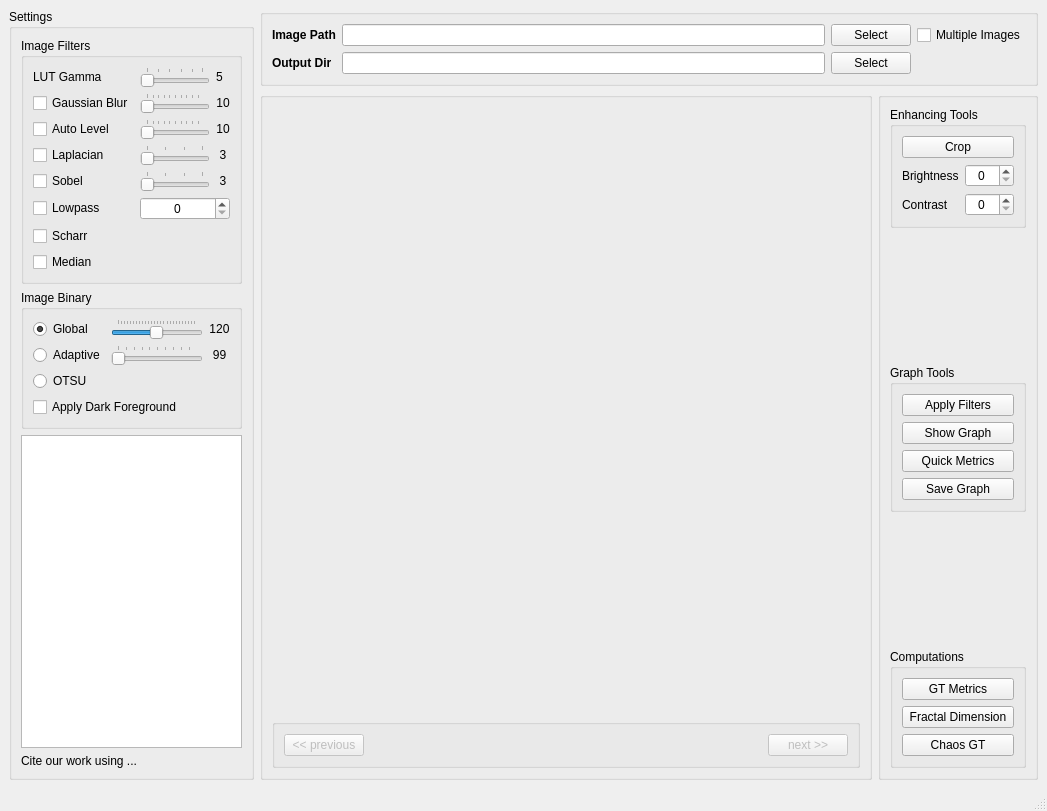
First picture: the form in src/chaosgt/apps/gui.ui, repository owuordickson/structural-gt, before the edit.
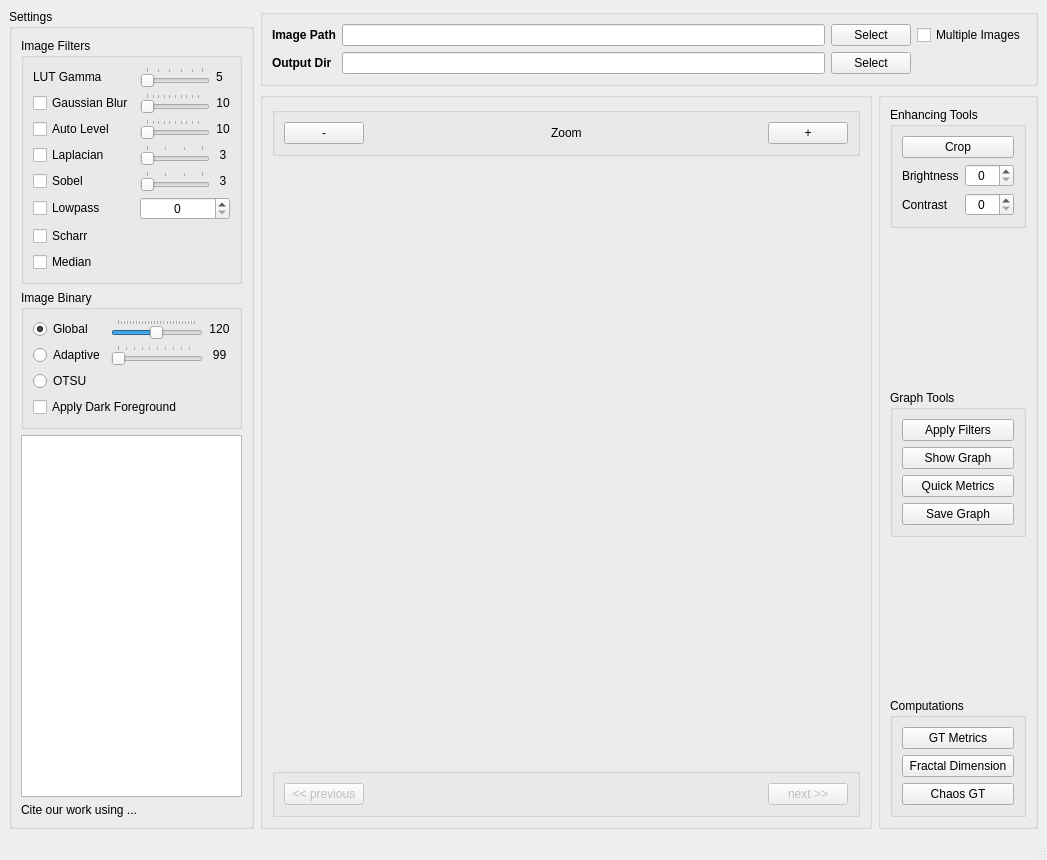
Second picture: the form after the edit.

Commit message: qt6 design: zooming

```diff
--- a/src/chaosgt/apps/gui.ui
+++ b/src/chaosgt/apps/gui.ui
@@ -8,7 +8,7 @@
     <x>0</x>
     <y>0</y>
     <width>1047</width>
-    <height>811</height>
+    <height>860</height>
    </rect>
   </property>
   <property name="font">
@@ -23,11 +23,15 @@
    <layout class="QGridLayout" name="grid_layout_main" rowstretch="0,0" columnstretch="2,5,1">
     <item row="1" column="1">
      <widget class="QGroupBox" name="grp_img">
-      <layout class="QGridLayout" name="grid_layout_img" rowstretch="8,1">
-       <item row="0" column="0">
-        <widget class="QWidget" name="wdt_img" native="true"/>
-       </item>
+      <layout class="QGridLayout" name="grid_layout_img" rowstretch="0,0,0">
        <item row="1" column="0">
+        <widget class="QLabel" name="lbl_img">
+         <property name="text">
+          <string/>
+         </property>
+        </widget>
+       </item>
+       <item row="2" column="0">
         <widget class="QGroupBox" name="grp_img_nav">
          <property name="sizePolicy">
           <sizepolicy hsizetype="Preferred" vsizetype="Fixed">
@@ -78,6 +82,71 @@
          </layout>
         </widget>
        </item>
+       <item row="0" column="0">
+        <widget class="QGroupBox" name="grp_img_zoom">
+         <property name="sizePolicy">
+          <sizepolicy hsizetype="Preferred" vsizetype="Fixed">
+           <horstretch>0</horstretch>
+           <verstretch>0</verstretch>
+          </sizepolicy>
+         </property>
+         <property name="title">
+          <string/>
+         </property>
+         <property name="flat">
+          <bool>true</bool>
+         </property>
+         <layout class="QGridLayout" name="grid_layout_zoom">
+          <item row="0" column="2">
+           <widget class="QLabel" name="lbl_zoom">
+            <property name="text">
+             <string>Zoom</string>
+            </property>
+           </widget>
+          </item>
+          <item row="0" column="0">
+           <widget class="QPushButton" name="btn_zoom_out">
+            <property name="text">
+             <string>-</string>
+            </property>
+           </widget>
+          </item>
+          <item row="0" column="4">
+           <widget class="QPushButton" name="btn_zoom_in">
+            <property name="text">
+             <string>+</string>
+            </property>
+           </widget>
+          </item>
+          <item row="0" column="1">
+           <spacer name="hsp_img_zoom_1">
+            <property name="orientation">
+             <enum>Qt::Horizontal</enum>
+            </property>
+            <property name="sizeHint" stdset="0">
+             <size>
+              <width>40</width>
+              <height>20</height>
+             </size>
+            </property>
+           </spacer>
+          </item>
+          <item row="0" column="3">
+           <spacer name="hsp_img_zoom_2">
+            <property name="orientation">
+             <enum>Qt::Horizontal</enum>
+            </property>
+            <property name="sizeHint" stdset="0">
+             <size>
+              <width>40</width>
+              <height>20</height>
+             </size>
+            </property>
+           </spacer>
+          </item>
+         </layout>
+        </widget>
+       </item>
       </layout>
      </widget>
     </item>
```
The commit also changes 3 other files.
